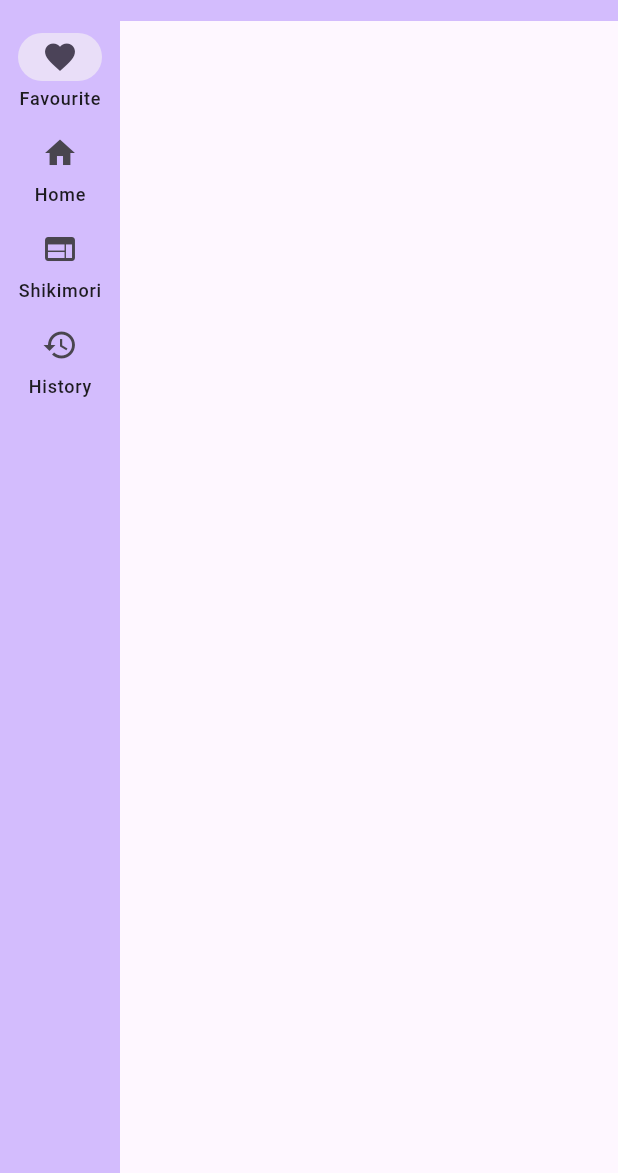
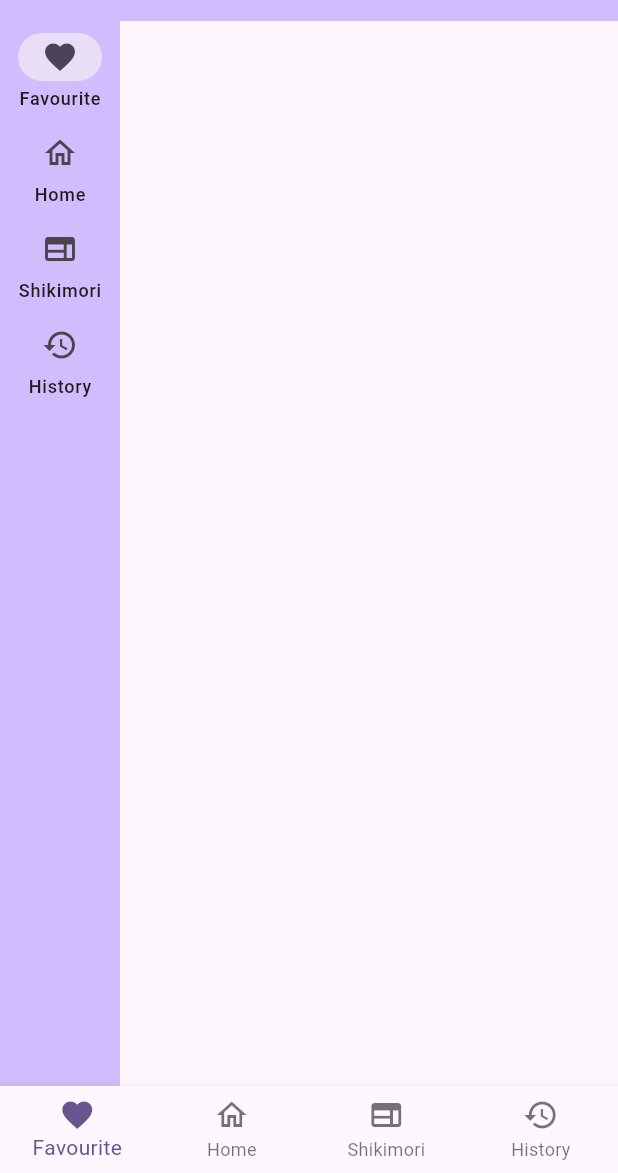
Before and after one commit to brandonzorn/Nlight-Flutter, a Flutter app: the screen it shows after launch, on a phone screen of 412 x 824 dp, the part 63-1236 px from its top. Run offline on Flutter 3.47's test engine with Material 2 defaults, Android fonts, the phone set to English and light mode, and no system bars.

Commit message:
added bottom bar

```diff
--- a/lib/main.dart
+++ b/lib/main.dart
@@ -1,4 +1,5 @@
 import 'package:flutter/material.dart';
+import 'package:nlight/ui/widgets/bottom_bar_widget.dart';
 import 'package:nlight/ui/widgets/side_widget.dart';
 
 void main() {
@@ -54,6 +55,7 @@ class _MyHomePageState extends State<MyHomePage> {
           ],
         ),]
       ),
+      bottomNavigationBar: const BottomBarWidget(),
     );
   }
 }
--- /dev/null
+++ b/lib/ui/widgets/bottom_bar_widget.dart
@@ -0,0 +1,36 @@
+import 'package:flutter/cupertino.dart';
+import 'package:flutter/material.dart';
+
+class BottomBarWidget extends StatelessWidget {
+  const BottomBarWidget({super.key});
+
+  @override
+  Widget build(BuildContext context) {
+    return BottomNavigationBar(
+        useLegacyColorScheme: false,
+        type: BottomNavigationBarType.fixed,
+        currentIndex: 0,
+        items: const [
+          BottomNavigationBarItem(
+            icon: Icon(Icons.favorite_outlined),
+            activeIcon: Icon(Icons.favorite),
+            label: "Favourite",
+          ),
+          BottomNavigationBarItem(
+            icon: Icon(Icons.home_outlined),
+            activeIcon: Icon(Icons.home),
+            label: "Home",
+          ),
+          BottomNavigationBarItem(
+            icon: Icon(Icons.web_outlined),
+            activeIcon: Icon(Icons.web),
+            label: "Shikimori",
+          ),
+          BottomNavigationBarItem(
+            icon: Icon(Icons.history_outlined),
+            activeIcon: Icon(Icons.history),
+            label: "History",
+          ),
+        ]);
+  }
+}
--- a/lib/ui/widgets/side_widget.dart
+++ b/lib/ui/widgets/side_widget.dart
@@ -11,19 +11,23 @@ class SideWidget extends StatelessWidget {
         labelType: NavigationRailLabelType.all,
         destinations: const [
           NavigationRailDestination(
-            icon: Icon(Icons.favorite),
+            icon: Icon(Icons.favorite_outlined),
+            selectedIcon: Icon(Icons.favorite),
             label: Text("Favourite"),
           ),
           NavigationRailDestination(
-            icon: Icon(Icons.home),
+            icon: Icon(Icons.home_outlined),
+            selectedIcon: Icon(Icons.home),
             label: Text("Home"),
           ),
           NavigationRailDestination(
-              icon: Icon(Icons.web),
+            icon: Icon(Icons.web_outlined),
+            selectedIcon: Icon(Icons.web),
             label: Text("Shikimori"),
           ),
           NavigationRailDestination(
-              icon: Icon(Icons.history),
+            icon: Icon(Icons.history_outlined),
+            selectedIcon: Icon(Icons.history),
             label: Text("History"),
           ),
         ],
```
Lines whose indentation alone changed are shown as unchanged.
